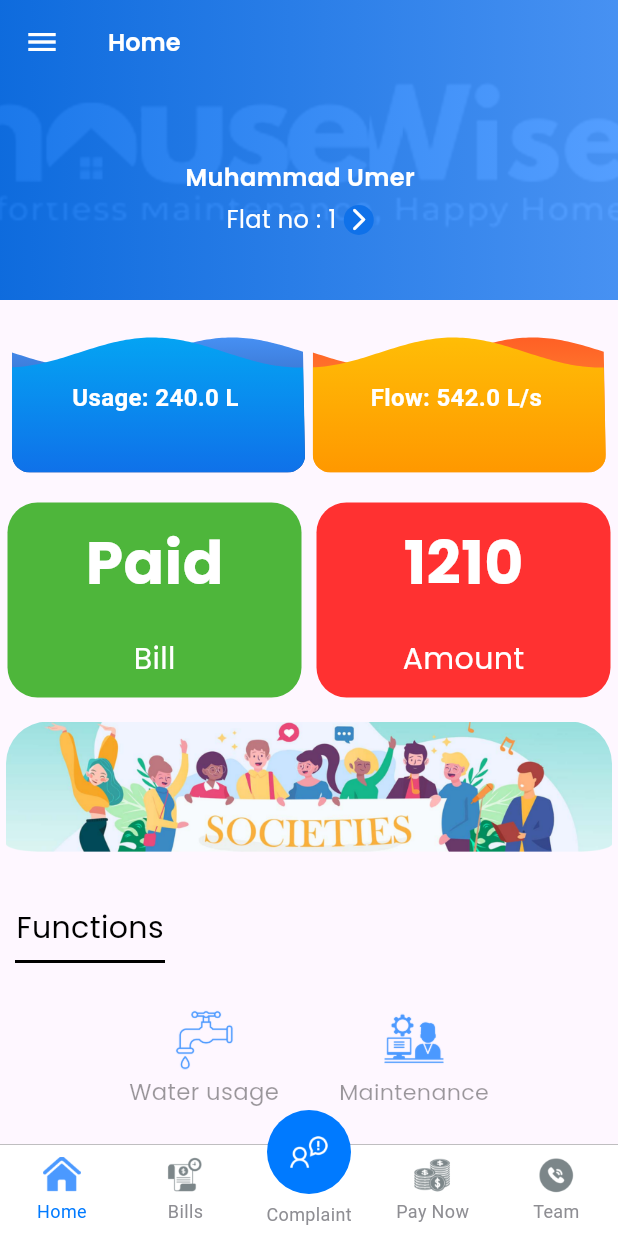
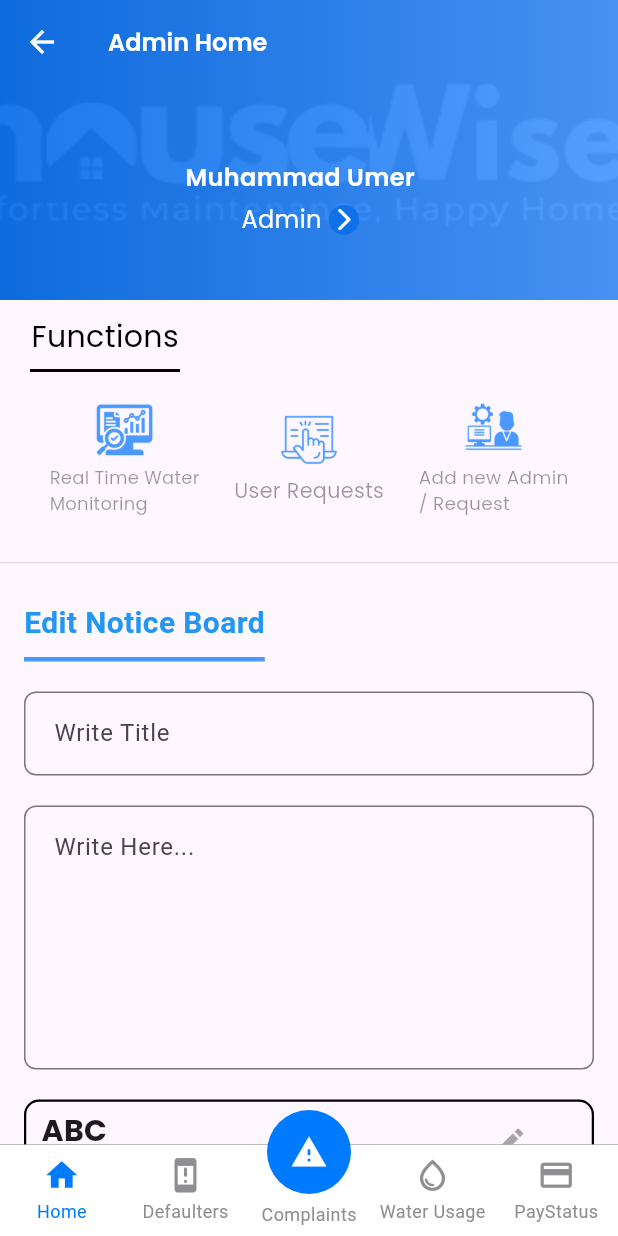
Before and after one commit to shahzeelhameed/housewise, a Flutter app: the AdminBottomNavigation screen opened directly, on a phone screen of 412 x 824 dp. Run offline on Flutter 3.47's test engine with Material 3 defaults, Android fonts, the phone set to English and light mode, and no system bars; drawn by our look-alikes of persistent_bottom_nav_bar, wave; our stand-ins replace dio, fl_chart, google_fonts, shared_preferences; accounts and stored records are empty.

Commit message:
added admin home and defaulters screen

```diff
--- a/lib/admin-features/admin-home/widgets/admin_functions_widget.dart
+++ b/lib/admin-features/admin-home/presentation/widgets/admin_functions_widget.dart
@@ -17,13 +17,13 @@ class AdminFunctionsWidget extends StatelessWidget {
             mainAxisAlignment: MainAxisAlignment.spaceEvenly,
             children: [
               IconLabelBox(
-                  imagePath: "assets/icons/Request Maintenance.png",
+                  imagePath: "assets/images/Water Comparison Admin.png",
                   label: "Real Time Water\nMonitoring"),
               IconLabelBox(
-                  imagePath: "assets/icons/Pay Now.png",
+                  imagePath: "assets/images/User Requests.png",
                   label: "User Requests"),
               IconLabelBox(
-                  imagePath: "assets/icons/Water Usage Home.png",
+                  imagePath: "assets/images/Add new Admin _ Request.png",
                   label: "Add new Admin\n/ Request"),
             ],
           ),
--- /dev/null
+++ b/lib/admin-features/admin-home/presentation/widgets/admin_notice_board_widget.dart
@@ -0,0 +1,68 @@
+import 'package:flutter/material.dart';
+import 'package:housewise/config/color/color.dart';
+import 'package:housewise/config/screen_sizes/screen_sizes.dart';
+import 'package:housewise/config/textstyles/text_styles.dart';
+
+class AdminNotice extends StatelessWidget {
+  const AdminNotice({
+    super.key,
+    required this.title,
+    required this.description,
+    this.onEdit,
+    this.onDelete,
+  });
+
+  final String title;
+  final String description;
+  final VoidCallback? onEdit;
+  final VoidCallback? onDelete;
+
+  @override
+  Widget build(BuildContext context) {
+    return Container(
+      padding: EdgeInsets.symmetric(horizontal: 10, vertical: 5),
+      height: 100,
+      width: ScreenSize(context).screenWidth,
+      decoration: BoxDecoration(
+          borderRadius: BorderRadius.circular(10),
+          border: Border.all(color: AppColor.black, width: 1.5)),
+      child: Row(
+        children: [
+          Expanded(
+            flex: 3,
+            child: Column(
+              mainAxisAlignment: MainAxisAlignment.start,
+              crossAxisAlignment: CrossAxisAlignment.start,
+              children: [
+                Text(
+                  title,
+                  style: AppTextStyles.largeBold,
+                ),
+                Expanded(
+                  child: Text(
+                    description,
+                    maxLines: 3,
+                    overflow: TextOverflow.ellipsis,
+                  ),
+                )
+              ],
+            ),
+          ),
+          Expanded(
+            child: Column(
+              mainAxisAlignment: MainAxisAlignment.start,
+              children: [
+                Expanded(
+                    child:
+                        IconButton(onPressed: onEdit, icon: Icon(Icons.edit))),
+                Expanded(
+                    child: IconButton(
+                        onPressed: onDelete, icon: Icon(Icons.delete))),
+              ],
+            ),
+          ),
+        ],
+      ),
+    );
+  }
+}
--- a/lib/admin-features/admin-home/widgets/notice_board_widget.dart
+++ b/lib/admin-features/admin-home/presentation/widgets/notice_board_widget.dart
@@ -1,7 +1,8 @@
 import 'package:flutter/material.dart';
 import 'package:housewise/admin-components/blue_section_titile.dart';
-import 'package:housewise/admin-features/admin-home/widgets/title_input_widget.dart';
-import 'package:housewise/admin-features/admin-home/widgets/writeHere_input_widget.dart';
+import 'package:housewise/admin-features/admin-home/presentation/widgets/admin_notice_board_widget.dart';
+import 'package:housewise/admin-features/admin-home/presentation/widgets/title_input_widget.dart';
+import 'package:housewise/admin-features/admin-home/presentation/widgets/writeHere_input_widget.dart';
 import 'package:housewise/features/request-maintaince/presentation/widgets/description_input_widget.dart';
 
 class AdminNoticeBoardWidget extends StatelessWidget {
@@ -18,6 +19,7 @@ class AdminNoticeBoardWidget extends StatelessWidget {
           BlueSectionTitile(title: "Edit Notice Board"),
           TitleInputWidget(),
           WriteHereInputWidget(),
+          AdminNotice(title: "ABC", description: "Descriptqion"),
         ],
       ),
     );
--- a/lib/admin-features/admin_bottom_navigation.dart
+++ b/lib/admin-features/admin_bottom_navigation.dart
@@ -1,5 +1,10 @@
 import 'package:flutter/cupertino.dart';
 import 'package:flutter/material.dart';
+import 'package:housewise/admin-features/admin-home/presentation/admin_home_screendart.dart';
+import 'package:housewise/admin-features/admin-water-usage/presentation/admin-water-usage_screen.dart';
+import 'package:housewise/admin-features/defaulters/presentation/defaulters_sceen.dart';
+import 'package:housewise/admin-features/manage-complaints/presentation/manage-complaints_screen.dart';
+import 'package:housewise/admin-features/payment-status/presentation/payment-status_screen.dart';
 import 'package:housewise/config/color/color.dart';
 import 'package:housewise/features/complaint/presentation/screens/complaint_screen.dart';
 import 'package:housewise/features/contact-team/presentation/screens/contact-team_screen.dart';
@@ -18,41 +23,14 @@ class AdminBottomNavigation extends StatefulWidget {
 class _AdminBottomNavigationState extends State<AdminBottomNavigation> {
   final PersistentTabController _controller =
       PersistentTabController(initialIndex: 0);
-  bool _imagesPrecached = false; // Flag for precaching images
-  final bool _snackBarShown = false; // Flag to show SnackBar only once
-
-  @override
-  void didChangeDependencies() {
-    super.didChangeDependencies();
-    // Precache images
-    if (!_imagesPrecached) {
-      precacheImage(const AssetImage("assets/icons/Home.png"), context);
-      precacheImage(const AssetImage("assets/icons/Home (2).png"), context);
-      precacheImage(const AssetImage("assets/icons/My Bills.png"), context);
-      precacheImage(const AssetImage("assets/icons/My Bills (2).png"), context);
-      precacheImage(const AssetImage("assets/icons/Pay Now (2).png"), context);
-      precacheImage(const AssetImage("assets/icons/Pay Now.png"), context);
-      precacheImage(const AssetImage("assets/icons/Complaint.png"), context);
-      precacheImage(
-          const AssetImage(
-              "assets/icons/WhatsApp Image 2025-04-28 at 8.12.33 PM.jpeg"),
-          context);
-      precacheImage(
-          const AssetImage("assets/icons/Contact Team (2).png"), context);
-      precacheImage(const AssetImage("assets/icons/Contact Team.png"), context);
-      _imagesPrecached = true;
-    }
-
-    // Show SnackBar after the first frame is drawn
-  }
 
   List<Widget> _buildScreens() {
-    return const [
-      HomeScreen(),
-      BillsScreen(),
-      ComplaintScreen(),
-      PayNowScreen(),
-      ContactTeamScreen(),
+    return [
+      AdminHomeScreen(),
+      DefaultersSceen(),
+      ManageComplaintsScreen(),
+      AdminWaterUsageScreen(),
+      PaymentStatusScreen()
     ];
   }
 
@@ -61,108 +39,45 @@ class _AdminBottomNavigationState extends State<AdminBottomNavigation> {
     double width = 25;
     return [
       PersistentBottomNavBarItem(
-        icon: SizedBox(
-          height: height,
-          width: width,
-          child: Image.asset(
-            "assets/icons/Home.png",
-            fit: BoxFit.cover,
-            gaplessPlayback: true,
-          ),
-        ),
-        inactiveIcon: SizedBox(
-          height: height,
-          width: width,
-          child: Image.asset(
-            "assets/icons/Home (2).png",
-            fit: BoxFit.cover,
-            gaplessPlayback: true,
-          ),
-        ),
+        icon: Icon(Icons.home, size: 25),
+        inactiveIcon: Icon(Icons.home_outlined, size: 25),
         title: "Home",
         activeColorPrimary: CupertinoColors.activeBlue,
         inactiveColorPrimary: CupertinoColors.systemGrey,
       ),
       PersistentBottomNavBarItem(
-        icon: SizedBox(
-          height: height,
-          width: width,
-          child: Image.asset(
-            "assets/icons/My Bills.png",
-            fit: BoxFit.cover,
-            gaplessPlayback: true,
-          ),
-        ),
-        inactiveIcon: SizedBox(
-          height: height,
-          width: width,
-          child: Image.asset(
-            "assets/icons/My Bills (2).png",
-            fit: BoxFit.cover,
-            gaplessPlayback: true,
-          ),
-        ),
-        title: "Bills",
+        icon: Icon(Icons.warning, size: 25),
+        inactiveIcon:
+            Icon(Icons.system_security_update_warning_rounded, size: 25),
+        title: "Defaulters",
         activeColorPrimary: CupertinoColors.activeBlue,
         inactiveColorPrimary: CupertinoColors.systemGrey,
       ),
       PersistentBottomNavBarItem(
-        icon: SizedBox(
-          height: height,
-          width: width,
-          child: Image.asset(
-            "assets/icons/Complaint.png",
-            fit: BoxFit.contain,
-            gaplessPlayback: true,
+          icon: Icon(
+            Icons.warning_outlined,
+            size: 25,
+            color: AppColor.white,
           ),
-        ),
-        title: "Complaint",
+          inactiveIcon: Icon(
+            Icons.warning_outlined,
+            size: 25,
+            color: AppColor.white,
+          ),
+          title: "Complaints",
+          activeColorPrimary: CupertinoColors.activeBlue,
+          inactiveColorPrimary: CupertinoColors.systemGrey),
+      PersistentBottomNavBarItem(
+        icon: Icon(Icons.water_drop, size: 25),
+        inactiveIcon: Icon(Icons.water_drop_outlined, size: 25),
+        title: "Water Usage",
         activeColorPrimary: CupertinoColors.activeBlue,
         inactiveColorPrimary: CupertinoColors.systemGrey,
       ),
       PersistentBottomNavBarItem(
-        icon: SizedBox(
-          height: height,
-          width: width,
-          child: Image.asset(
-            "assets/icons/Pay Now (2).png",
-            fit: BoxFit.cover,
-            gaplessPlayback: true,
-          ),
-        ),
-        inactiveIcon: SizedBox(
-          height: height,
-          width: width,
-          child: Image.asset(
-            "assets/icons/Pay Now.png",
-            fit: BoxFit.cover,
-            gaplessPlayback: true,
-          ),
-        ),
-        title: "Pay Now",
-        activeColorPrimary: CupertinoColors.activeBlue,
-        inactiveColorPrimary: CupertinoColors.systemGrey,
-      ),
-      PersistentBottomNavBarItem(
-        icon: SizedBox(
-          height: height,
-          width: width,
-          child: Image.asset(
-            "assets/icons/Contact Team (2).png",
-            fit: BoxFit.cover,
-            gaplessPlayback: true,
-          ),
-        ),
-        inactiveIcon: SizedBox(
-          height: height,
-          width: width,
-          child: Image.asset(
-            "assets/icons/Contact Team.png",
-            fit: BoxFit.cover,
-            gaplessPlayback: true,
-          ),
-        ),
-        title: "Team",
+        icon: Icon(Icons.payment, size: 25),
+        inactiveIcon: Icon(Icons.payment_outlined, size: 25),
+        title: "PayStatus",
         activeColorPrimary: CupertinoColors.activeBlue,
         inactiveColorPrimary: CupertinoColors.systemGrey,
       ),
--- a/lib/config/routes/routes.dart
+++ b/lib/config/routes/routes.dart
@@ -1,4 +1,5 @@
 import 'package:flutter/material.dart';
+import 'package:housewise/admin-features/admin_bottom_navigation.dart';
 import 'package:housewise/config/routes/routes_name.dart';
 import 'package:housewise/features/auth/login/login_screen.dart';
 import 'package:housewise/features/auth/signup/signup_screen.dart';
@@ -21,6 +22,10 @@ class Routes {
 
       case RoutesName.SIGNUP:
         return MaterialPageRoute(builder: (context) => SignUpScreen());
+      // Add other routes here
+      case RoutesName.ADMIN_BOTTOM_NAVIGATION:
+        return MaterialPageRoute(builder: (context) => AdminBottomNavigation());
+
       default:
         return MaterialPageRoute(
           builder: (_) => Scaffold(
--- a/lib/config/routes/routes_name.dart
+++ b/lib/config/routes/routes_name.dart
@@ -5,4 +5,5 @@ class RoutesName {
   static const String BOTTOM_NAVIGATION = "/bottom_navigation";
   static const String LOGIN = "/login";
   static const String SIGNUP = "/signup";
+  static const String ADMIN_BOTTOM_NAVIGATION = "/admin_bottom_navigation";
 }
```
Also changed, not shown: lib/admin-components/notification_card.dart (added, +124 -0 lines), lib/admin-features/admin-home/presentation/admin_home_screendart.dart (+4 -122 lines), lib/admin-features/admin-water-usage/presentation/admin-water-usage_screen.dart (added, +15 -0 lines), lib/admin-features/defaulters/presentation/defaulters_sceen.dart (added, +25 -0 lines), lib/admin-features/defaulters/presentation/widgets/defaultters_list_widget.dart (added, +92 -0 lines), lib/admin-features/manage-complaints/presentation/manage-complaints_screen.dart (added, +14 -0 lines), lib/admin-features/payment-status/presentation/payment-status_screen.dart (added, +19 -0 lines), lib/main.dart (+4 -4 lines), assets/images/Add new Admin _ Request.png (added), assets/images/User Requests.png (added), assets/images/Water Comparison Admin.png (added), lib/admin-features/admin-home/presentation/widgets/title_input_widget.dart (renamed from lib/admin-features/admin-home/widgets/title_input_widget.dart), lib/admin-features/admin-home/presentation/widgets/writeHere_input_widget.dart (renamed from lib/admin-features/admin-home/widgets/writeHere_input_widget.dart).
